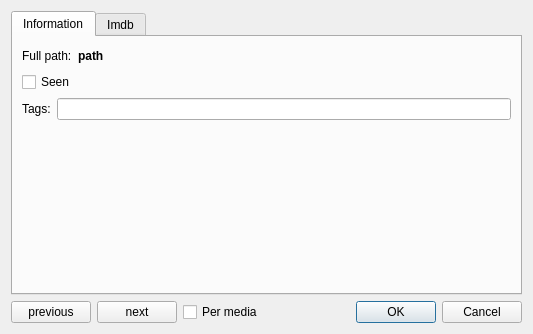
Old version of the form src/ui/editmediadialog.ui in the repository slopjong/MediaSpy.
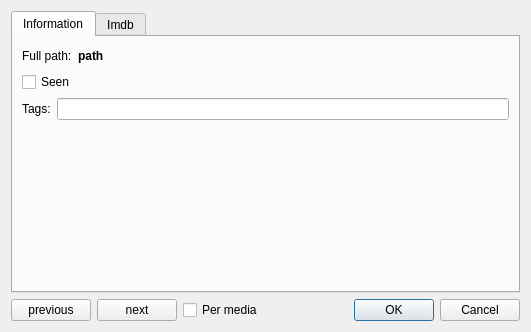
New version of the form.

Patch:
```diff
--- a/src/ui/editmediadialog.ui
+++ b/src/ui/editmediadialog.ui
@@ -6,8 +6,8 @@
    <rect>
     <x>0</x>
     <y>0</y>
-    <width>533</width>
-    <height>334</height>
+    <width>531</width>
+    <height>332</height>
    </rect>
   </property>
   <property name="windowTitle">
```
Left out of the diff: 3 changed lines with no effect on the pictures.
